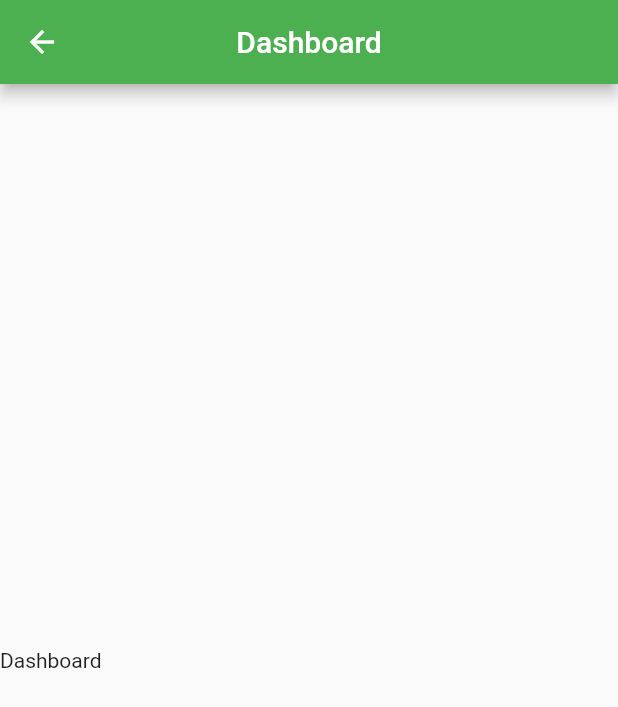
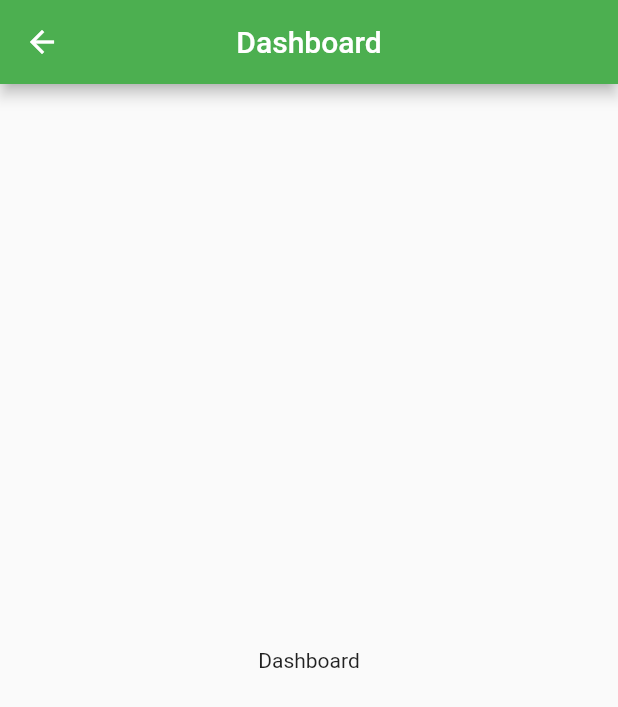
Before and after one commit to rizalmhmd19/sms_otp, a Flutter app: the Dashboard screen opened by its route, on a phone screen of 412 x 824 dp. Shown: the top 707 px of the screen. Run offline on Flutter 3.47's test engine with Material 2 defaults, Android fonts, the phone set to English and light mode, and no system bars.

```diff
--- a/lib/view/dashboard.dart
+++ b/lib/view/dashboard.dart
@@ -13,11 +13,17 @@ class DashboardState extends State<Dashboard> {
           title: Text("Dashboard"),
           centerTitle: true,
         ),
-      body: new Column(
+        body: new Center(
+          child: Padding(
+            padding: EdgeInsets.symmetric(horizontal: 9.0, vertical: 9.0),
+            child: new Column(
               mainAxisAlignment: MainAxisAlignment.center,
-        crossAxisAlignment: CrossAxisAlignment.stretch,
-        children: <Widget>[Text("Dashboard")],
+              crossAxisAlignment: CrossAxisAlignment.center,
+              children: <Widget>[
+                Text("Dashboard"),
+              ],
             ),
-    );
+          ),
+        ));
   }
 }
```
Lines whose indentation alone changed are shown as unchanged.
